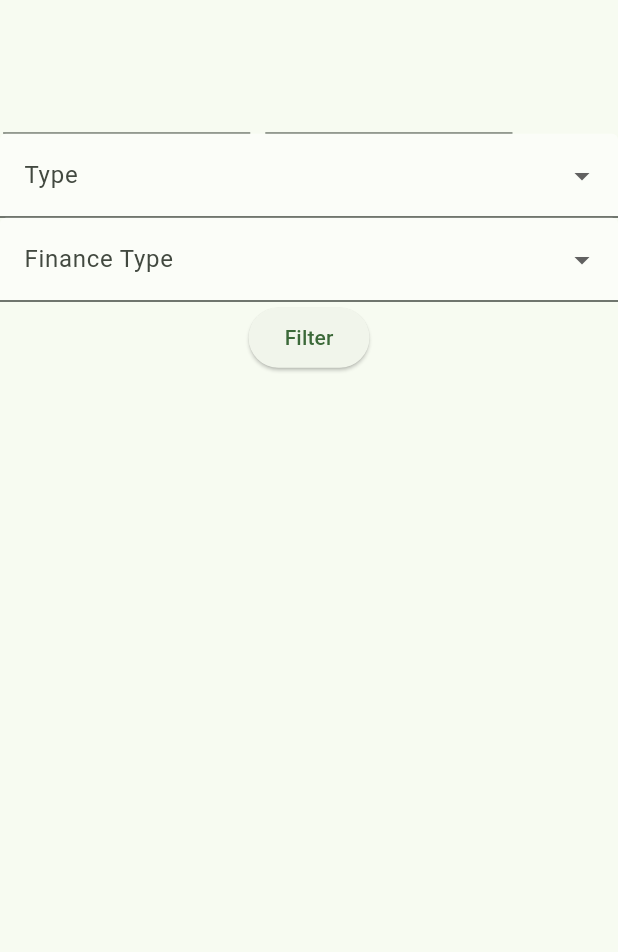
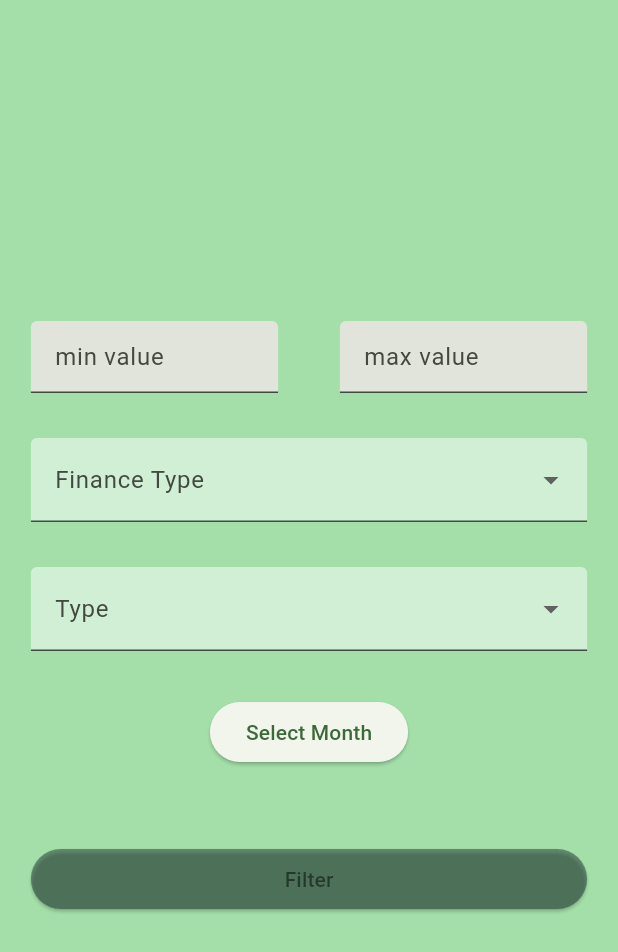
Before and after one commit to Keremovsky/F-34, a Flutter app: the FinanceFilterScreen screen opened by its route, on a phone screen of 412 x 824 dp. Shown: the top 952 px of the screen. Run offline on Flutter 3.47's test engine with Material 2 defaults, Android fonts, the light colour scheme and no system bars; our stand-ins replace cloud_firestore, firebase_auth, firebase_core, firebase_storage, flutter_riverpod, flutter_screenutil and 6 more; accounts and stored records are empty.

Commit message:
date filter added

```diff
--- a/lib/features/finance/controller/finance_controller.dart
+++ b/lib/features/finance/controller/finance_controller.dart
@@ -101,7 +101,7 @@ class FinanceController extends StateNotifier {
           return Container(
             height: 200,
             width: 200,
-            child: CircularProgressIndicator(),
+            child: const CircularProgressIndicator(),
           );
         }
       },
--- a/lib/features/finance/screens/expense_screen.dart
+++ b/lib/features/finance/screens/expense_screen.dart
@@ -43,7 +43,6 @@ class _ExpenseScreenState extends ConsumerState<ExpenseScreen> {
                 ),
                 onSaved: (value) => title = value!,
               ),
-              const SizedBox(height: 16),
               const SizedBox(height: 16),
               TextFormField(
                 decoration: InputDecoration(
--- a/lib/features/finance/screens/finance_filter_screen.dart
+++ b/lib/features/finance/screens/finance_filter_screen.dart
@@ -1,7 +1,9 @@
 import 'package:bootcamp_flutter/core/constants/constants.dart';
 import 'package:flutter/material.dart';
+import 'package:flutter/rendering.dart';
+import 'package:flutter/services.dart';
 import 'package:flutter_riverpod/flutter_riverpod.dart';
-
+import 'package:month_picker_dialog/month_picker_dialog.dart';
 import '../../../themes/palette.dart';
 
 final filterValueProvider =
@@ -24,53 +26,73 @@ class FinanceFilterScreen extends ConsumerStatefulWidget {
 }
 
 class _FinanceFilterScreenState extends ConsumerState<FinanceFilterScreen> {
-  String? type, subType, date;
-  double? minValue, maxValue;
+  // filter elements
+  String? _type, _subType, _date;
+  double? _minValue, _maxValue;
+
+  // type item list
+  List<DropdownMenuItem> currentItems =
+      Constants.expenseTypeDropItems + Constants.incomeTypeDropItems;
 
   @override
   Widget build(BuildContext context) {
     final width = MediaQuery.of(context).size.width;
     return Scaffold(
+      backgroundColor: Palette.background,
       body: Form(
         child: Column(
+          mainAxisAlignment: MainAxisAlignment.center,
           children: [
             Padding(
               padding: EdgeInsets.only(
-                left: width * 0.005,
-                right: width * 0.005,
-                top: width * 0.1,
+                left: width * 0.05,
+                right: width * 0.05,
               ),
               child: Row(
+                mainAxisAlignment: MainAxisAlignment.spaceBetween,
                 children: [
-                  Container(
+                  SizedBox(
                     width: width * 0.4,
                     child: TextFormField(
-                      onChanged: (value) => minValue = double.parse(value),
+                      onChanged: (value) => _minValue = double.tryParse(value),
+                      decoration: const InputDecoration(
+                        hintText: "min value",
+                        filled: true,
+                      ),
+                      keyboardType:
+                          const TextInputType.numberWithOptions(decimal: true),
+                      inputFormatters: <TextInputFormatter>[
+                        FilteringTextInputFormatter.allow(
+                          RegExp(r'(^\d*\.?\d*)'),
+                        ),
+                      ],
                     ),
                   ),
-                  const SizedBox(width: 10),
-                  Container(
+                  SizedBox(
                     width: width * 0.4,
                     child: TextFormField(
-                      onChanged: (value) => maxValue = double.parse(value),
+                      onChanged: (value) => _maxValue = double.tryParse(value),
+                      decoration: const InputDecoration(
+                        hintText: "max value",
+                        filled: true,
+                      ),
+                      keyboardType:
+                          const TextInputType.numberWithOptions(decimal: true),
+                      inputFormatters: <TextInputFormatter>[
+                        FilteringTextInputFormatter.allow(
+                          RegExp(r'(^\d*\.?\d*)'),
+                        ),
+                      ],
                     ),
                   ),
                 ],
               ),
             ),
-            // dropdown button for type
-            DropdownButtonFormField(
-              decoration: InputDecoration(
-                labelText: 'Type',
-                fillColor: Palette.textFieldBackground,
-                filled: true,
-              ),
-              items: Constants.expenseTypeDropItems +
-                  Constants.incomeTypeDropItems,
-              onChanged: (value) => type = value,
-            ),
+            _customSizedBox(),
             //dropdown button for subtype
-            DropdownButtonFormField(
+            SizedBox(
+              width: width * 0.9,
+              child: DropdownButtonFormField(
                 decoration: InputDecoration(
                   labelText: 'Finance Type',
                   fillColor: Palette.textFieldBackground,
@@ -86,23 +108,79 @@ class _FinanceFilterScreenState extends ConsumerState<FinanceFilterScreen> {
                       child: Text('Income',
                           style: TextStyle(color: Palette.categoryText))),
                 ],
-              onChanged: (value) => subType = value,
+                onChanged: (value) => setState(() {
+                  _subType = value;
+
+                  if (_subType == "income") {
+                    currentItems = Constants.incomeTypeDropItems;
+                  } else if (_subType == "expense") {
+                    currentItems = Constants.expenseTypeDropItems;
+                  } else {
+                    currentItems = Constants.expenseTypeDropItems +
+                        Constants.incomeTypeDropItems;
+                  }
+                }),
               ),
+            ),
+            _customSizedBox(),
+            // dropdown button for type
+            SizedBox(
+              width: width * 0.9,
+              child: DropdownButtonFormField(
+                decoration: InputDecoration(
+                  labelText: 'Type',
+                  fillColor: Palette.textFieldBackground,
+                  filled: true,
+                ),
+                items: currentItems,
+                onChanged: (value) => _type = value,
+              ),
+            ),
+            _customSizedBox(),
             ElevatedButton(
+              onPressed: () {
+                showMonthPicker(
+                  context: context,
+                  initialDate: DateTime.now(),
+                  firstDate: DateTime(2023),
+                  lastDate: DateTime(2050),
+                ).then((value) {
+                  if (value != null) {
+                    setState(() {
+                      _date = value.toString().substring(0, 7);
+                    });
+                  }
+                });
+              },
+              child: Text("Select Month"),
+            ),
+            const SizedBox(height: 50),
+            // button to apply filters
+            ElevatedButton(
+              style: ButtonStyle(
+                backgroundColor:
+                    MaterialStatePropertyAll(Palette.buttonBackground),
+                fixedSize:
+                    MaterialStatePropertyAll(Size.fromWidth(width * 0.9)),
+              ),
               onPressed: () {
                 ref
                     .read(filterValueProvider.notifier)
                     .update((state) => <String, dynamic>{
-                          "type": type ?? "",
-                          "subType": subType ?? "",
-                          "date": date ?? "",
-                          "minValue": minValue ?? 0,
-                          "maxValue": maxValue ?? double.maxFinite,
+                          "type": _type ?? "",
+                          "subType": _subType ?? "",
+                          "date": _date ?? "",
+                          "minValue": _minValue ?? 0,
+                          "maxValue": _maxValue ?? double.maxFinite,
                         });
-                Future.delayed(const Duration(milliseconds: 500))
+                print(ref.read(filterValueProvider));
+                Future.delayed(const Duration(milliseconds: 400))
                     .then((value) => Navigator.of(context).pop());
               },
-              child: const Text("Filter"),
+              child: Text(
+                "Filter",
+                style: TextStyle(color: Palette.buttonText),
+              ),
             ),
           ],
         ),
@@ -110,3 +188,7 @@ class _FinanceFilterScreenState extends ConsumerState<FinanceFilterScreen> {
     );
   }
 }
+
+SizedBox _customSizedBox() {
+  return const SizedBox(height: 30);
+}
--- a/pubspec.yaml
+++ b/pubspec.yaml
@@ -45,6 +45,7 @@ dependencies:
   fpdart: ^0.6.0
   pie_chart: ^5.3.2
   image_picker: ^0.8.9
+  month_picker_dialog: ^2.0.2
 
 dev_dependencies:
   flutter_test:
```
Also changed, not shown: lib/features/finance/widgets/finance_block.dart (+8 -4 lines), lib/features/finance/widgets/finance_update_screen.dart (added), pubspec.lock. Lines whose indentation alone changed are shown as unchanged.
